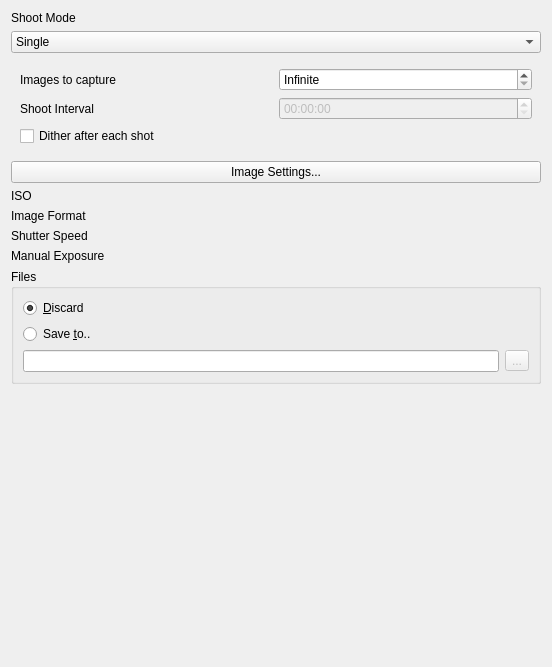
Above: dslr-qt-shooter/ui/camera_setup.ui from Edlward/GalaxyHunter before the change. Below: the same form after it.
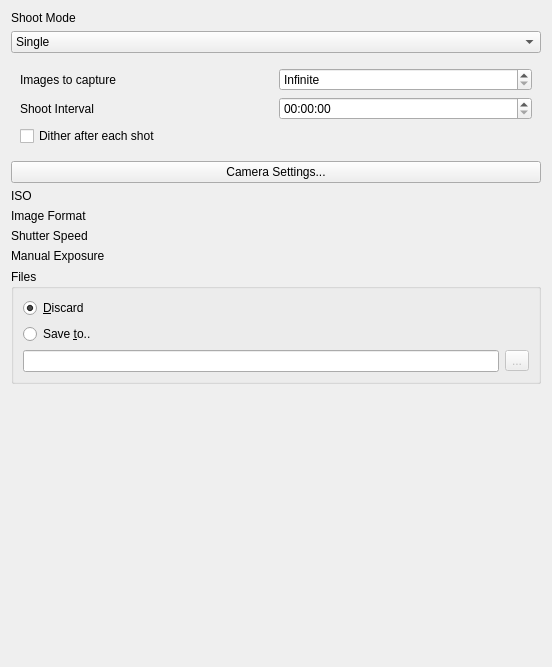
That is the form after the change.

Commit message: Moved settings panel to separate class

What changed in the file:
```diff
--- a/dslr-qt-shooter/ui/camera_setup.ui
+++ b/dslr-qt-shooter/ui/camera_setup.ui
@@ -143,7 +143,7 @@
    <item row="6" column="0" colspan="2">
     <widget class="QPushButton" name="imageSettings">
      <property name="text">
-      <string>Image Settings...</string>
+      <string>Camera Settings...</string>
      </property>
     </widget>
    </item>
@@ -190,7 +190,7 @@
       <item row="1" column="1">
        <widget class="QTimeEdit" name="shoot_interval">
         <property name="enabled">
-         <bool>false</bool>
+         <bool>true</bool>
         </property>
         <property name="currentSection">
          <enum>QDateTimeEdit::HourSection</enum>
```
Left out of the diff: 1 changed line with no effect on the pictures. The commit also changes 20 other files.
